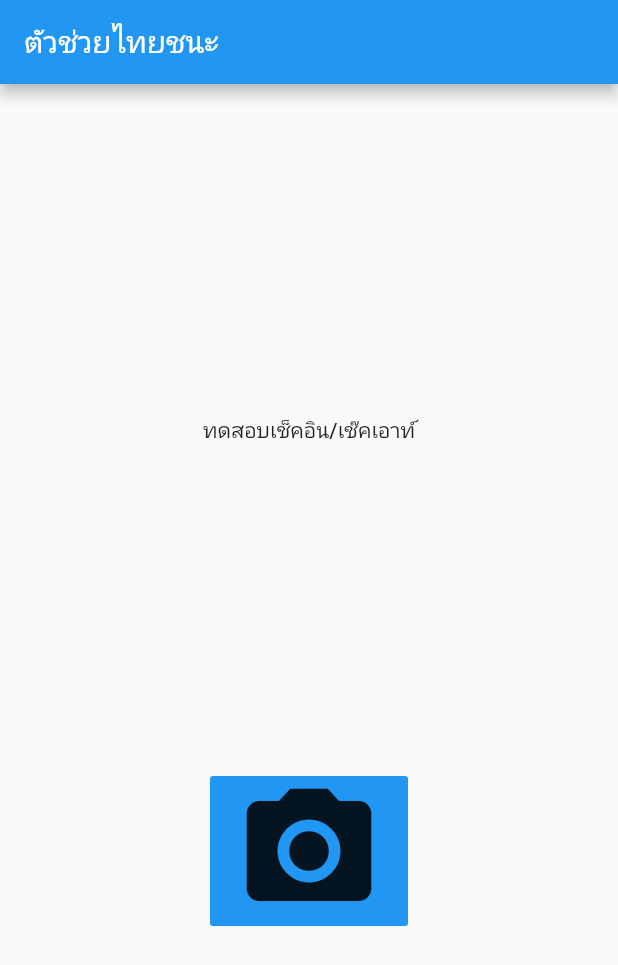
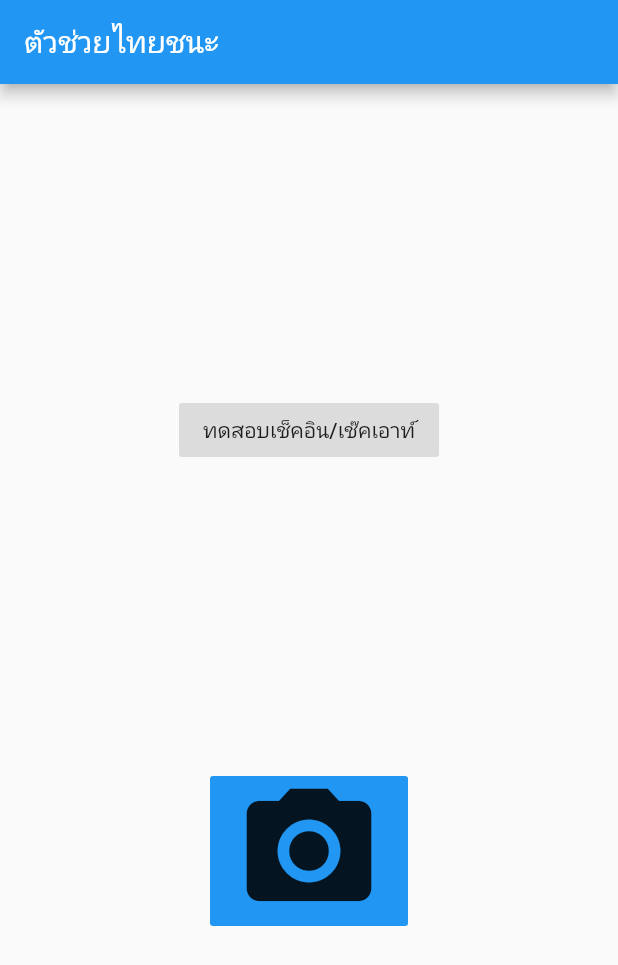
Before and after one commit to chartchuo/thaichana_helper, a Flutter app: the screen it shows after launch, on a phone screen of 412 x 824 dp. Shown: the top 965 px of the screen. Run offline on Flutter 3.47's test engine with Material 2 defaults, Android fonts, the phone set to English and light mode, and no system bars; our stand-ins replace permission_handler, webview_flutter; missing offline and left inert: flutter_qr_reader.

Commit message:
update ui

```diff
--- a/lib/main.dart
+++ b/lib/main.dart
@@ -58,10 +58,11 @@ class HomePage extends StatelessWidget {
             FlatButton(
               onPressed: () async {
                 await Navigator.pushNamed(context, '/webview',
-                        arguments: ScanedUrl('https://qr.thaichana.com/?appId=0001&shopId=S0000000003'));
+                    arguments: ScanedUrl(
+                        'https://qr.thaichana.com/?appId=0001&shopId=S0000000003'));
               },
               child: Text("ทดสอบเช็คอิน/เช๊คเอาท์"),
-              // color: Colors.blue,
+              color: Colors.black12,
             ),
             FlatButton(
               onPressed: () async {
@@ -70,7 +71,8 @@ class HomePage extends StatelessWidget {
                         .requestPermissions([PermissionGroup.camera]);
                 if (permissions[PermissionGroup.camera] ==
                     PermissionStatus.granted) {
-                  final result = await Navigator.pushNamed(context, '/scanview');
+                  final result =
+                      await Navigator.pushNamed(context, '/scanview');
                   if (result == null) return;
                   final uri = Uri.parse(result.toString());
                   if (uri.host == 'qr.thaichana.com') {
--- a/pubspec.yaml
+++ b/pubspec.yaml
@@ -3,7 +3,7 @@ description: A new Flutter project.
 
 publish_to: 'none'
 
-version: 1.0.2
+version: 1.0.4+4
 
 environment:
   sdk: ">=2.7.0 <3.0.0"
```
Also changed, not shown: pubspec.lock.
